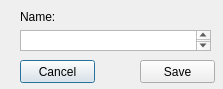
Old version of the form Update/Logic_Gate_Simulator/dlg_savegatecollection.ui in the repository ElliotHarding/Logic-Gate-Simulator.
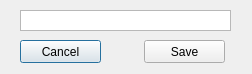
New version of the form.

The edit to the form file:
```diff
--- a/Update/Logic_Gate_Simulator/dlg_savegatecollection.ui
+++ b/Update/Logic_Gate_Simulator/dlg_savegatecollection.ui
@@ -6,8 +6,8 @@
    <rect>
     <x>0</x>
     <y>0</y>
-    <width>223</width>
-    <height>89</height>
+    <width>252</width>
+    <height>74</height>
    </rect>
   </property>
   <property name="windowTitle">
@@ -17,8 +17,8 @@
    <property name="geometry">
     <rect>
      <x>20</x>
-     <y>60</y>
-     <width>75</width>
+     <y>40</y>
+     <width>81</width>
      <height>23</height>
     </rect>
    </property>
@@ -29,9 +29,9 @@
   <widget class="QPushButton" name="Save">
    <property name="geometry">
     <rect>
-     <x>140</x>
-     <y>60</y>
-     <width>75</width>
+     <x>144</x>
+     <y>40</y>
+     <width>81</width>
      <height>23</height>
     </rect>
    </property>
@@ -43,23 +43,16 @@
    <property name="geometry">
     <rect>
      <x>20</x>
-     <y>30</y>
-     <width>191</width>
-     <height>21</height>
-    </rect>
-   </property>
-  </widget>
-  <widget class="QLabel" name="lbl_name">
-   <property name="geometry">
-    <rect>
-     <x>20</x>
      <y>10</y>
-     <width>47</width>
-     <height>13</height>
+     <width>211</width>
+     <height>21</height>
     </rect>
    </property>
-   <property name="text">
-    <string>Name:</string>
+   <property name="verticalScrollBarPolicy">
+    <enum>Qt::ScrollBarAlwaysOff</enum>
+   </property>
+   <property name="horizontalScrollBarPolicy">
+    <enum>Qt::ScrollBarAlwaysOff</enum>
    </property>
   </widget>
  </widget>
```
Left out of the diff: 2 changed lines with no effect on the pictures.
